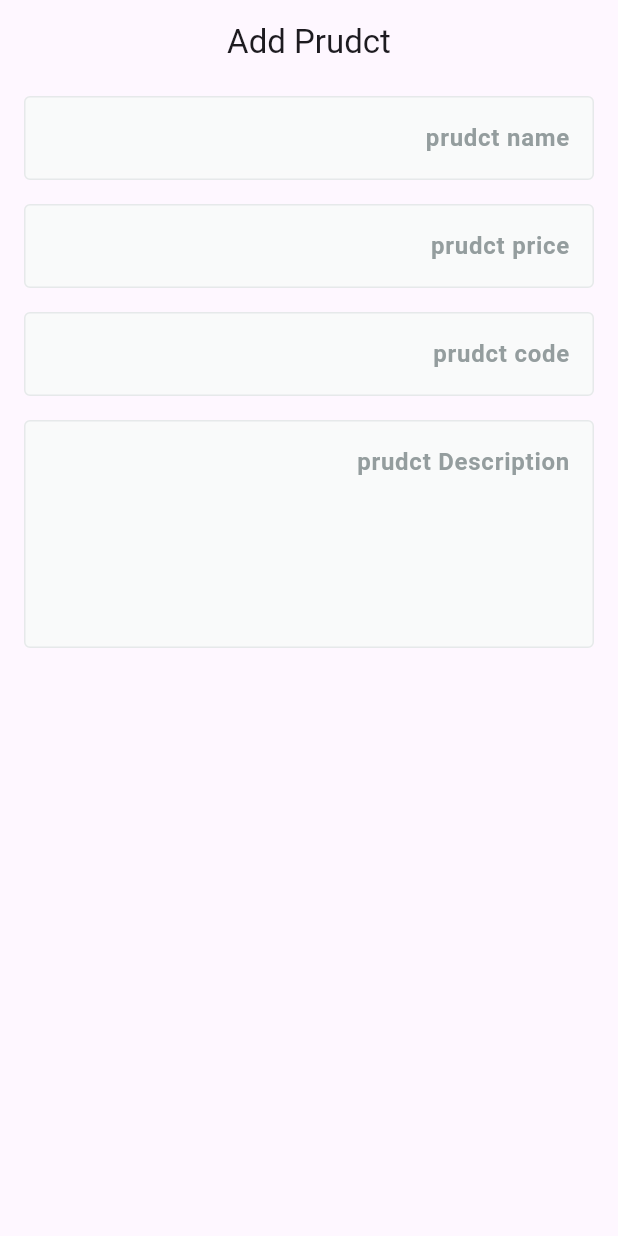
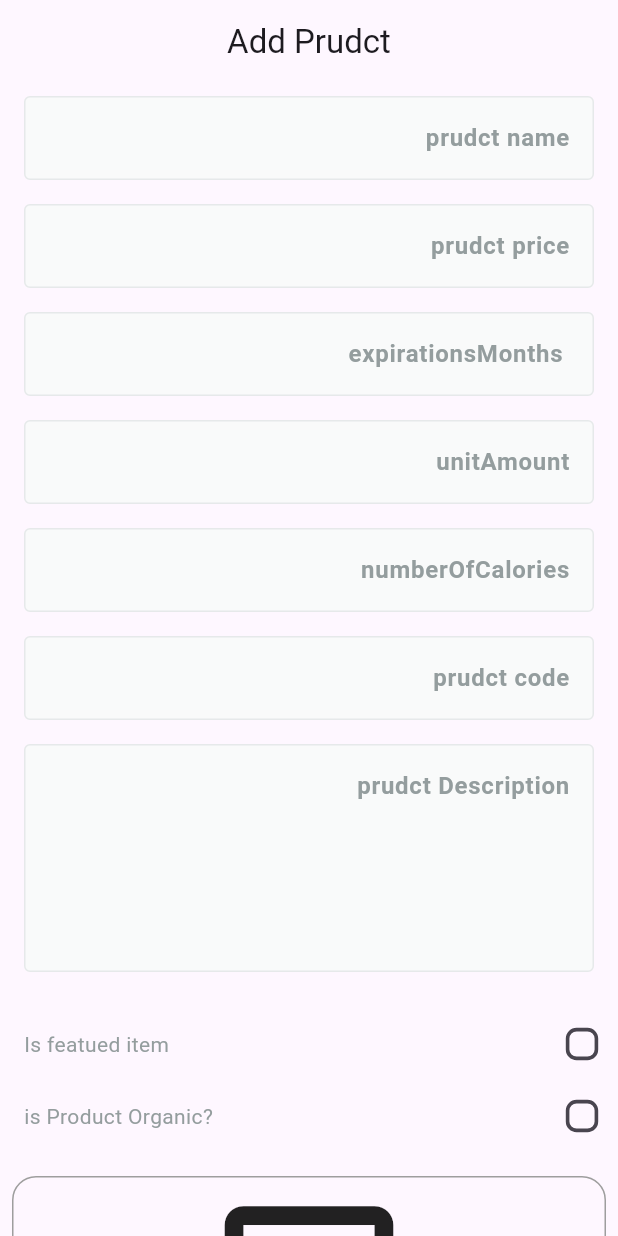
Before and after one commit to YoussefHamada-cs/fruits_e_commerce_dashbord, a Flutter app: the AddDataView screen opened by its route, on a phone screen of 412 x 824 dp. Run offline on Flutter 3.47's test engine with Material 3 defaults, Android fonts, the light colour scheme and no system bars; drawn by our look-alikes of modal_progress_hud_nsn, skeletonizer; our stand-ins replace cloud_firestore, dartz, firebase_core, firebase_storage, flutter_bloc, get_it and 3 more; accounts and stored records are empty.

Commit message:
delete controllers and add onsave and add fields numberOfCalories,unitAmount,expirationsMonths and IsOrganciCheckBox,IsFeaturedProductBox

```diff
--- a/lib/features/add_data/presentation/views/widgets/add_data_view_body.dart
+++ b/lib/features/add_data/presentation/views/widgets/add_data_view_body.dart
@@ -1,5 +1,16 @@
+import 'dart:io';
+
 import 'package:flutter/material.dart';
+import 'package:flutter_bloc/flutter_bloc.dart';
+import 'package:fruits_hub_dashbord/core/widgets/custom_button.dart';
+import 'package:fruits_hub_dashbord/core/widgets/custom_show_snack_bar.dart';
 import 'package:fruits_hub_dashbord/core/widgets/custom_text_from_field.dart';
+import 'package:fruits_hub_dashbord/features/add_data/domain/entites/product_entity.dart';
+import 'package:fruits_hub_dashbord/features/add_data/domain/entites/review_entity.dart';
+import 'package:fruits_hub_dashbord/features/add_data/presentation/cubits/cubit/add_product_cubit.dart';
+import 'package:fruits_hub_dashbord/features/add_data/presentation/views/widgets/image_field.dart';
+import 'package:fruits_hub_dashbord/features/add_data/presentation/views/widgets/is_featured_product_box.dart';
+import 'package:fruits_hub_dashbord/features/add_data/presentation/views/widgets/is_organic_check_box.dart';
 
 class AddDataViewBody extends StatefulWidget {
   const AddDataViewBody({super.key});
@@ -11,37 +22,148 @@ class AddDataViewBody extends StatefulWidget {
 class _AddDataViewBodyState extends State<AddDataViewBody> {
   final GlobalKey<FormState> formKey = GlobalKey<FormState>();
   AutovalidateMode autovalidateMode = AutovalidateMode.disabled;
-  final TextEditingController prudctnamecontroller = TextEditingController();
-  final TextEditingController prudctPricecontroller = TextEditingController();
-  final TextEditingController prudctCodecontroller = TextEditingController();
-  final TextEditingController prudctDescriptioncontroller =
-      TextEditingController();
+
+  late String name, code, description;
+  late num price, expirationsMonths, unitAmount, numberOfCalories;
+  File? image;
+  bool isChecked = false;
+  bool isOrganic = false;
   @override
   Widget build(BuildContext context) {
     return SingleChildScrollView(
       child: Form(
         key: formKey,
+        autovalidateMode: autovalidateMode,
         child: Column(
           children: [
             CustomTextFormField(
-              controller: prudctnamecontroller,
+              onSaved: (value) {
+                name = value!;
+              },
+
               hintText: 'prudct name',
             ),
             CustomTextFormField(
-              controller: prudctPricecontroller,
+              onSaved: (value) {
+                price = num.parse(value!);
+              },
+
               hintText: 'prudct price',
               keyboardType: TextInputType.number,
             ),
             CustomTextFormField(
-              controller: prudctCodecontroller,
-              hintText: 'prudct code',
+              onSaved: (value) {
+                expirationsMonths = num.parse(value!);
+              },
+
+              hintText: ' expirationsMonths',
               keyboardType: TextInputType.number,
             ),
             CustomTextFormField(
-              controller: prudctDescriptioncontroller,
+              onSaved: (value) {
+                unitAmount = num.parse(value!);
+              },
+
+              hintText: 'unitAmount',
+              keyboardType: TextInputType.number,
+            ),
+            CustomTextFormField(
+              onSaved: (value) {
+                numberOfCalories = num.parse(value!);
+              },
+
+              hintText: 'numberOfCalories',
+              keyboardType: TextInputType.number,
+            ),
+            CustomTextFormField(
+              onSaved: (value) {
+                code = value!.toLowerCase();
+              },
+
+              hintText: 'prudct code',
+            ),
+            CustomTextFormField(
+              onSaved: (value) {
+                description = value!;
+              },
+
               hintText: 'prudct Description',
               maxLines: 5,
             ),
+            SizedBox(height: 16),
+            Padding(
+              padding: const EdgeInsets.only(left: 16.0),
+              child: IsFeaturedProductBox(
+                isChecked: isChecked,
+                onChanged: (value) {
+                  setState(() {
+                    isChecked = value!;
+                  });
+                },
+              ),
+            ),
+            Padding(
+              padding: const EdgeInsets.only(left: 16.0),
+              child: IsOrganciCheckBox(
+                isOrganic: isOrganic,
+                onChanged: (value) {
+                  setState(() {
+                    isOrganic = value!;
+                  });
+                },
+              ),
+            ),
+            SizedBox(height: 16),
+            Padding(
+              padding: const EdgeInsets.symmetric(horizontal: 8.0),
+              child: ImageField(
+                onFileChanged: (File? value) {
+                  this.image = value;
+                },
+              ),
+            ),
+            SizedBox(height: 24),
+            CustomButton(
+              text: 'Add product',
+              onPressed: () {
+                if (image != null) {
+                  if (formKey.currentState!.validate()) {
+                    formKey.currentState!.save();
+                    ProductEntity input = ProductEntity(
+                         reviewsModel: [
+                          ReviewEntity(
+                            name: 'tharwat',
+                            image:
+                                'https://www.google.com/url?sa=i&url=https%3A%2F%2Fwww.pexels.com%2Fsearch%2Fbeautiful%2F&psig=AOvVaw19xjUBre0RXfV2IZ-cEAEV&ust=1726749821993000&source=images&cd=vfe&opi=89978449&ved=0CBEQjRxqFwoTCPCJ3L_CzIgDFQAAAAAdAAAAABAE',
+                            ratting: 5,
+                            date: DateTime.now().toIso8601String(),
+                            reviewDescription: 'Nice product',
+                          )
+                        ],
+                      name: name,
+                      code: code,
+                      description: description,
+                      price: price,
+
+                      isFeatured: isChecked,
+                      expirationsMonths: expirationsMonths.toInt(),
+                      isOrganic: isOrganic,
+                      numberOfCalories: numberOfCalories.toInt(),
+                      unitAmount: unitAmount.toInt(),
+
+                      image: image!,
+                    );
+                    context.read<AddProductCubit>().addProduct(input);
+                  } else {
+                    autovalidateMode = AutovalidateMode.always;
+                    setState(() {});
+                  }
+                } else {
+                 customShowSnackBar(context,'Please select an image');
+                }
+              },
+            ),
+            SizedBox(height: 24),
           ],
         ),
       ),
```
